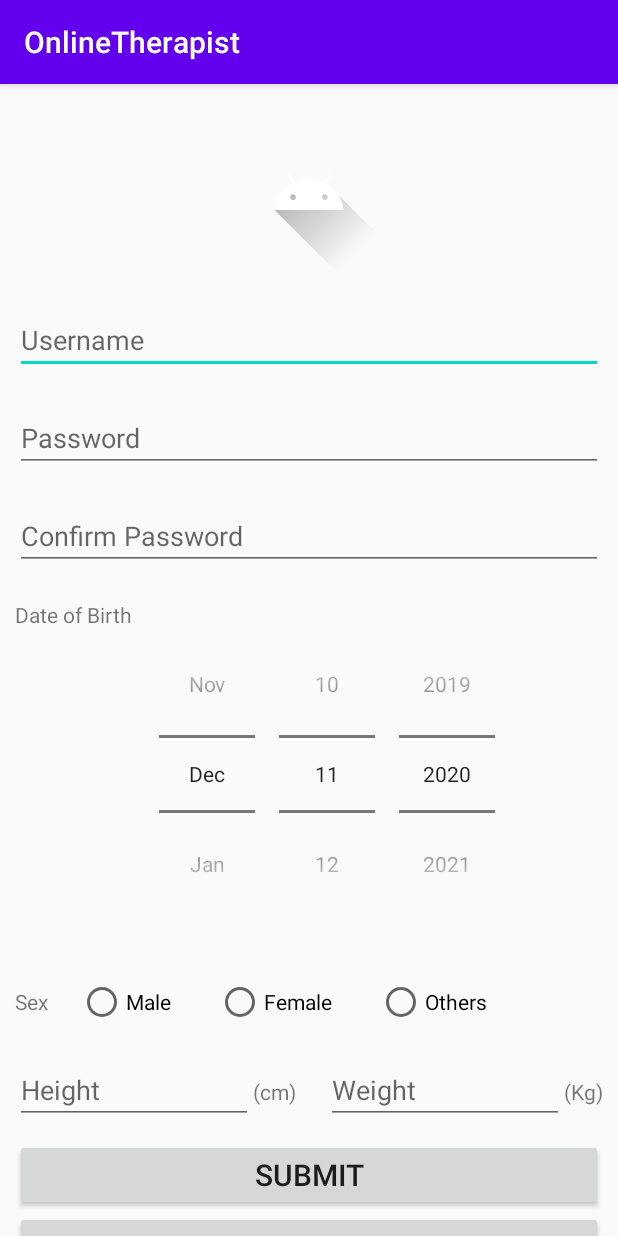
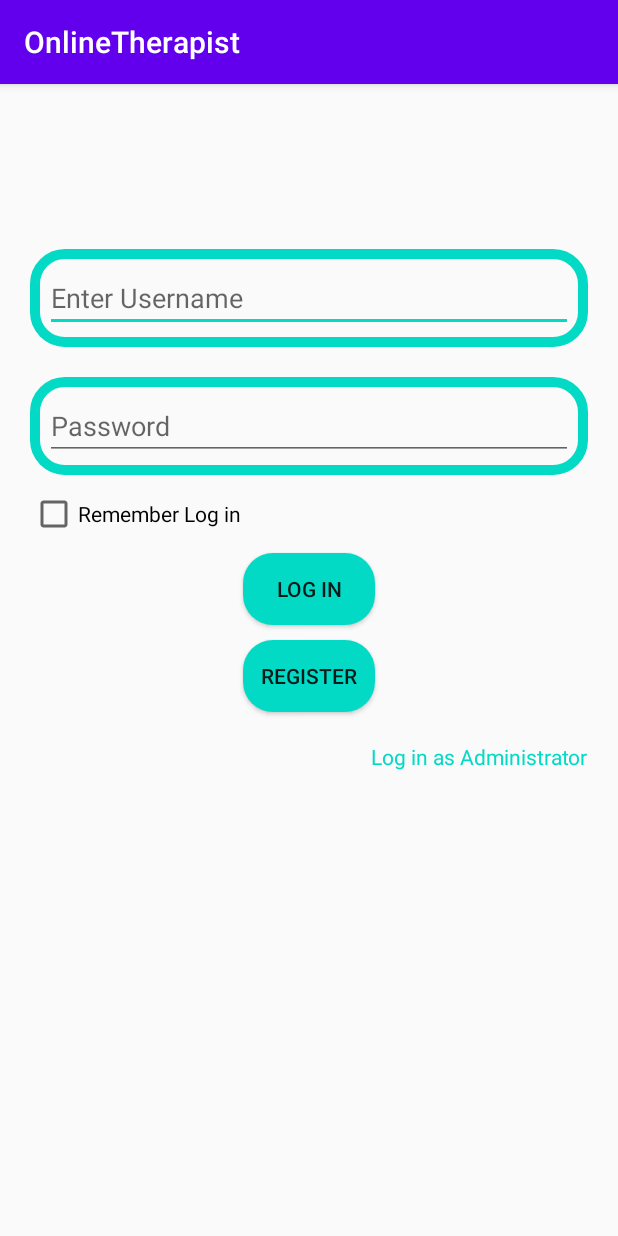
Before and after one commit to jojuo123/OnlineTherapist, an Android app: the screen it shows after launch (RegisterActivity before the commit, LoginActivity after it), on a phone screen of 412 x 824 dp. Run offline under Robolectric (Android 15) with nearby library versions, the phone set to English and light mode, and no system bars; our stand-ins replace Firebase (no records; nobody signed in at launch, a user with empty details on screens opened directly).

Commit message:
Log in for User and Therapists

```diff
--- /dev/null
+++ b/app/src/main/java/com/example/onlinetherapist/Login/ILoginPresenter.java
@@ -0,0 +1,17 @@
+package com.example.onlinetherapist.Login;
+
+import android.app.Activity;
+
+public interface ILoginPresenter {
+    interface Presenter{
+        void authorize(Activity activity, String username, String password);
+        void Adminauthorize(Activity activity,String username, String password);
+    }
+    interface View{
+
+    }
+    interface Interactor{
+        void doSignin(Activity activity,String username, String password);
+        void doSigninAdmin(Activity activity,String username, String password);
+    }
+}
--- /dev/null
+++ b/app/src/main/java/com/example/onlinetherapist/Login/LoginInteractor.java
@@ -0,0 +1,21 @@
+package com.example.onlinetherapist.Login;
+
+import android.app.Activity;
+
+import com.example.onlinetherapist.FirebaseManagement;
+
+public class LoginInteractor implements ILoginPresenter.Interactor {
+    private FirebaseManagement firebaseManagement;
+    public LoginInteractor(){
+        firebaseManagement=FirebaseManagement.getInstance();
+    }
+    @Override
+    public void doSignin(Activity activity, String username, String password) {
+        firebaseManagement.doSignIn(activity,username,password);
+    }
+
+    @Override
+    public void doSigninAdmin(Activity activity, String username, String password) {
+        firebaseManagement.doSignInAdmin(activity, username,password);
+    }
+}
--- /dev/null
+++ b/app/src/main/java/com/example/onlinetherapist/Login/LoginPresenter.java
@@ -0,0 +1,20 @@
+package com.example.onlinetherapist.Login;
+
+import android.app.Activity;
+
+public class LoginPresenter implements ILoginPresenter.Presenter {
+    private LoginInteractor interactor;
+
+    public LoginPresenter() {
+        interactor= new LoginInteractor();
+    }
+    @Override
+    public void authorize(Activity activity, String username, String password) {
+        interactor.doSignin(activity,username,password);
+    }
+
+    @Override
+    public void Adminauthorize(Activity activity, String username, String password) {
+        interactor.doSigninAdmin(activity,username,password);
+    }
+}
--- /dev/null
+++ b/app/src/main/java/com/example/onlinetherapist/Login/UI/ILoginView.java
@@ -0,0 +1,7 @@
+package com.example.onlinetherapist.Login.UI;
+
+public interface ILoginView {
+    void LogInUser();
+    void LogInAdmin();
+    void navigatetoMainMenu();
+}
--- /dev/null
+++ b/app/src/main/java/com/example/onlinetherapist/Login/UI/LoginActivity.java
@@ -0,0 +1,144 @@
+package com.example.onlinetherapist.Login.UI;
+
+import android.content.Intent;
+import android.content.SharedPreferences;
+import android.os.Bundle;
+import android.view.View;
+import android.widget.Button;
+import android.widget.CheckBox;
+import android.widget.CompoundButton;
+import android.widget.EditText;
+import android.widget.TextView;
+import android.widget.Toast;
+
+import androidx.annotation.Nullable;
+import androidx.appcompat.app.AppCompatActivity;
+
+import com.example.onlinetherapist.Login.LoginPresenter;
+import com.example.onlinetherapist.MainActivity;
+import com.example.onlinetherapist.R;
+
+public class LoginActivity extends AppCompatActivity implements ILoginView{
+    private CheckBox saveLoginCheckBox;
+    private TextView ChangeAuthority;
+    private Button LoginButton,RegButton;
+    private EditText username, password;
+    private int flag=0;
+    LoginPresenter presenter;
+    @Override
+    public void onCreate(@Nullable Bundle savedInstanceState) {
+        super.onCreate(savedInstanceState);
+        setContentView(R.layout.activity_login);
+        presenter=new LoginPresenter();
+        LogInUser();
+
+        SharedPreferences preferences=getSharedPreferences("checkbox",MODE_PRIVATE);
+        String checkbox= preferences.getString("remember and login","");
+        if(checkbox.equals("true")){
+            navigatetoMainMenu();
+        }
+        else{
+            Toast.makeText(this,"Sign in",Toast.LENGTH_SHORT).show();
+        }
+
+        checkRememberBox();
+        onClickLogin();
+        onAuthorizeChange();
+    }
+
+    private void onAuthorizeChange() {
+        ChangeAuthority=findViewById(R.id.changeAuthor);
+        RegButton=findViewById(R.id.register);
+        ChangeAuthority.setOnClickListener(new View.OnClickListener() {
+            @Override
+            public void onClick(View view) {
+                if(flag==0){
+                    ChangeAuthority.setText("Log in as user");
+                    flag=1;
+                    RegButton.setVisibility(View.GONE);
+                }
+                else{
+                    ChangeAuthority.setText("Log in as administrator");
+                    RegButton.setVisibility(View.VISIBLE);
+                    flag=0;
+                }
+            }
+        });
+    }
+    public void LogInUser() {
+        username=findViewById(R.id.editTextUsername);
+        password=findViewById(R.id.editTextPassword);
+        saveLoginCheckBox=findViewById(R.id.rememberlog);
+        LoginButton= findViewById(R.id.login);
+        RegButton=findViewById(R.id.register);
+        ChangeAuthority= findViewById(R.id.changeAuthor);
+    }
+    private void checkRememberBox(){
+        saveLoginCheckBox=findViewById(R.id.rememberlog);
+        saveLoginCheckBox.setOnCheckedChangeListener(new CompoundButton.OnCheckedChangeListener() {
+            @Override
+            public void onCheckedChanged(CompoundButton compoundButton, boolean b) {
+                if(compoundButton.isChecked()){
+                    SharedPreferences preferences=getSharedPreferences("checkbox",MODE_PRIVATE);
+                    SharedPreferences.Editor editor=preferences.edit();
+                    editor.putString("remember","true");
+                    editor.apply();
+                    Toast.makeText(LoginActivity.this,"Checked",Toast.LENGTH_SHORT).show();
+                }
+                else if(!compoundButton.isChecked()){
+                    SharedPreferences preferences=getSharedPreferences("checkbox",MODE_PRIVATE);
+                    SharedPreferences.Editor editor=preferences.edit();
+                    editor.putString("remember","false");
+                    editor.apply();
+                    Toast.makeText(LoginActivity.this,"Unchecked",Toast.LENGTH_SHORT).show();
+                }
+            }
+        });
+
+    }
+    private void onClickLogin() {
+        LoginButton= findViewById(R.id.login);
+        LoginButton.setOnClickListener(new View.OnClickListener(){
+            @Override
+            public void onClick(View view) {
+                if(flag==0) LogInUser();
+                else LogInAdmin();
+                String log_username, log_password;
+                if(username.getText().length()==0){
+                    Toast.makeText(LoginActivity.this,"Please input username",Toast.LENGTH_SHORT).show();
+                    return;
+                }
+                else if(password.getText().length()==0){
+                    Toast.makeText(LoginActivity.this,"Please input password",Toast.LENGTH_SHORT).show();
+                    return;
+                }
+                log_username=username.getText().toString();
+                log_password=password.getText().toString();
+                //Toast.makeText(LoginActivity.this,log_username + " " + log_password,Toast.LENGTH_LONG).show();
+                //
+                if(flag==0) presenter.authorize(LoginActivity.this,log_username,log_password);
+                else{
+                    presenter.Adminauthorize(LoginActivity.this,log_username,log_password);
+                }
+            }
+        });
+    }
+
+
+    @Override
+    public void LogInAdmin() {
+        //setContentView(R.layout.activity_admin__login);
+        username=findViewById(R.id.editTextUsername);
+        password=findViewById(R.id.editTextPassword);
+        saveLoginCheckBox=findViewById(R.id.rememberlog);
+        LoginButton= findViewById(R.id.login);
+        ChangeAuthority= findViewById(R.id.changeAuthor);
+    }
+
+    @Override
+    public void navigatetoMainMenu() {
+        startActivity(new Intent(this, MainActivity.class));
+    }
+
+
+}
--- /dev/null
+++ b/app/src/main/res/drawable/round_button.xml
@@ -0,0 +1,7 @@
+<?xml version="1.0" encoding="utf-8"?>
+<shape xmlns:android="http://schemas.android.com/apk/res/android"
+    android:shape="rectangle">
+    <solid android:color="@color/colorAccent"/>
+    <corners android:radius="20dp"/>
+
+</shape>
--- /dev/null
+++ b/app/src/main/res/drawable/round_edittext.xml
@@ -0,0 +1,7 @@
+<?xml version="1.0" encoding="utf-8"?>
+<shape xmlns:android="http://schemas.android.com/apk/res/android"
+    android:shape="rectangle">
+    <corners android:radius="20dp"/>
+    <stroke android:width="10px" android:color="@color/colorAccent"/>
+
+</shape>
--- /dev/null
+++ b/app/src/main/res/layout/activity_login.xml
@@ -0,0 +1,93 @@
+<?xml version="1.0" encoding="utf-8"?>
+<LinearLayout xmlns:android="http://schemas.android.com/apk/res/android"
+    xmlns:app="http://schemas.android.com/apk/res-auto"
+    xmlns:tools="http://schemas.android.com/tools"
+    android:layout_width="match_parent"
+    android:layout_height="match_parent"
+    android:orientation="vertical"
+    tools:context=".Login.UI.LoginActivity">
+    <ImageView
+        android:layout_width="100dp"
+        android:layout_height="100dp"
+        android:text="Hello World!"
+        android:layout_gravity="center"
+        app:layout_constraintBottom_toBottomOf="parent"
+        app:layout_constraintLeft_toLeftOf="parent"
+        app:layout_constraintRight_toRightOf="parent"
+        app:layout_constraintTop_toTopOf="parent"
+        android:contentDescription="TODO" />
+
+    <LinearLayout
+        android:layout_width="match_parent"
+        android:layout_height="wrap_content"
+        android:padding="10dp"
+        android:gravity="center"
+        android:layout_marginTop="10dp"
+        android:layout_marginLeft="20dp"
+        android:layout_marginRight="20dp"
+        android:layout_marginBottom="10dp"
+        android:background="@drawable/round_edittext">
+        <EditText
+            android:id="@+id/editTextUsername"
+            android:layout_width="match_parent"
+            android:layout_height="wrap_content"
+            android:hint="Enter Username"/>
+    </LinearLayout>
+    <LinearLayout
+        android:layout_width="match_parent"
+        android:layout_height="wrap_content"
+        android:padding="10dp"
+        android:gravity="center"
+        android:layout_marginTop="10dp"
+        android:layout_marginLeft="20dp"
+        android:layout_marginRight="20dp"
+        android:layout_marginBottom="10dp"
+        android:background="@drawable/round_edittext">
+        <EditText
+            android:id="@+id/editTextPassword"
+            android:layout_width="match_parent"
+            android:layout_height="wrap_content"
+            android:inputType= "textPassword"
+            android:hint="Password"
+            />
+    </LinearLayout>
+
+    <CheckBox
+        android:layout_gravity="left"
+        android:id="@+id/rememberlog"
+        android:layout_width="wrap_content"
+        android:layout_height="wrap_content"
+        android:layout_marginStart="20dp"
+        android:layout_marginBottom="10dp"
+        android:text="Remember Log in"/>
+    <Button
+        android:layout_gravity="center"
+        android:layout_width="wrap_content"
+        android:layout_height="wrap_content"
+        android:id="@+id/login"
+        android:layout_marginBottom="10dp"
+        android:background="@drawable/round_button"
+        android:text="LOG IN"
+        />
+    <Button
+        android:layout_gravity="center"
+        android:layout_width="wrap_content"
+        android:layout_height="wrap_content"
+        android:id="@+id/register"
+        android:text="REGISTER"
+        android:background="@drawable/round_button"
+        android:layout_marginBottom="10dp"/>
+    <TextView
+        android:layout_marginTop="10dp"
+        android:layout_marginEnd="20dp"
+        android:layout_gravity="right"
+        android:id="@+id/changeAuthor"
+        android:layout_width="wrap_content"
+        android:layout_height="wrap_content"
+        android:text="Log in as Administrator"
+        android:textColor="@color/colorAccent"
+        />
+
+
+
+</LinearLayout>
```
Also changed, not shown: app/src/main/AndroidManifest.xml (+11 -2 lines), app/src/main/java/com/example/onlinetherapist/FirebaseManagement.java (+60 -0 lines), app/src/main/java/com/example/onlinetherapist/Login/Admin.java (added, +31 -0 lines), app/src/main/java/com/example/onlinetherapist/Login/Patient.java (added, +70 -0 lines), app/src/main/java/com/example/onlinetherapist/MainActivity.java (+35 -1 lines), app/src/main/res/layout/activity_main.xml (+10 -2 lines).
